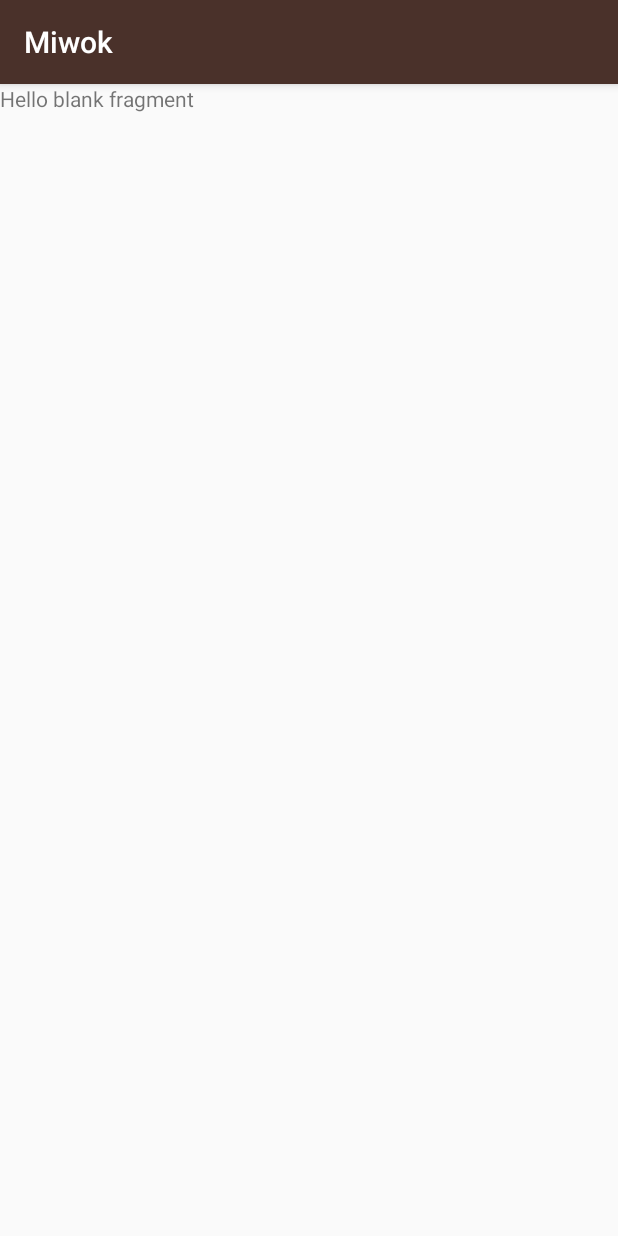
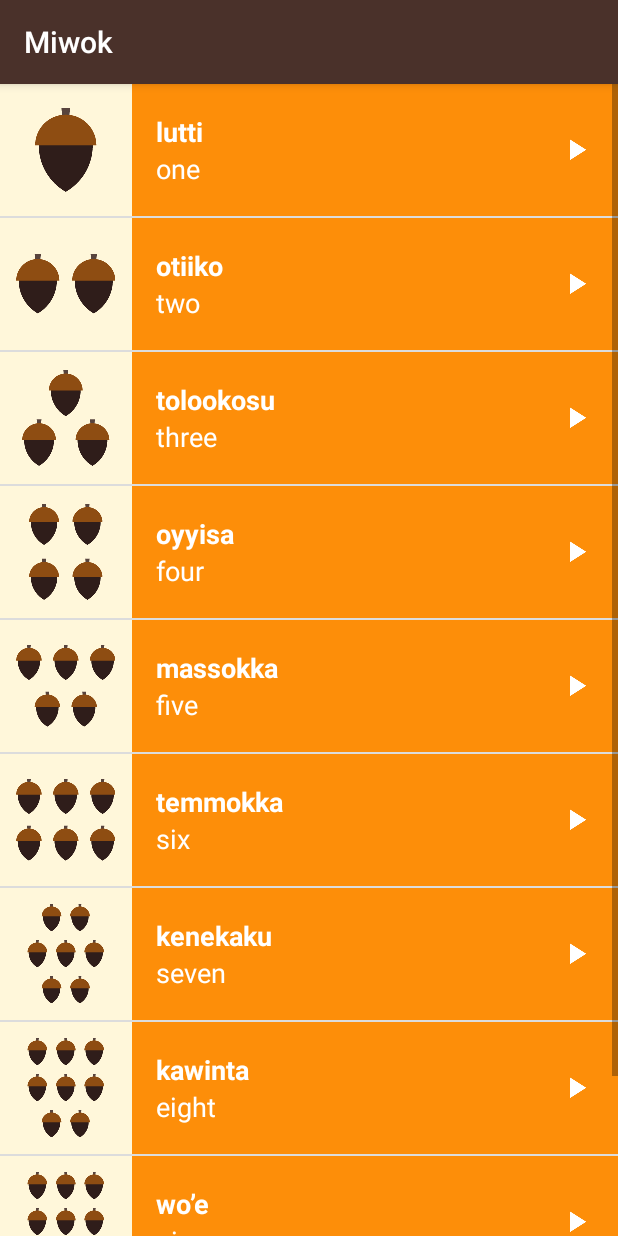
Before and after one commit to HoIX103/Miwok-ABND, an Android app: the fragment NumbersFragment shown on its own in the app's theme, on a phone screen of 412 x 824 dp. Run offline under Robolectric (Android 15) with nearby library versions, the light colour scheme and no system bars.

Commit message:
Override the Fragment’s onCreateView() method

```diff
--- a/app/src/main/java/com/example/android/miwok/NumbersFragment.java
+++ b/app/src/main/java/com/example/android/miwok/NumbersFragment.java
@@ -1,6 +1,7 @@
 package com.example.android.miwok;
 
 
+import android.content.Context;
 import android.media.AudioManager;
 import android.media.MediaPlayer;
 import android.os.Bundle;
@@ -8,7 +9,11 @@ import android.support.v4.app.Fragment;
 import android.view.LayoutInflater;
 import android.view.View;
 import android.view.ViewGroup;
+import android.widget.AdapterView;
+import android.widget.ListView;
 import android.widget.TextView;
+
+import java.util.ArrayList;
 
 /**
  * A simple {@link Fragment} subclass.
@@ -71,9 +76,77 @@ public class NumbersFragment extends Fragment {
     @Override
     public View onCreateView(LayoutInflater inflater, ViewGroup container,
                              Bundle savedInstanceState) {
-        TextView textView = new TextView(getActivity());
-        textView.setText(R.string.hello_blank_fragment);
-        return textView;
+        View rootView = inflater.inflate(R.layout.word_list, container, false);
+
+        /** TODO: Insert all the code from the NumberActivity’s onCreate() method after the setContentView method call */
+
+        // Create and setup the {@link AudioManager} to request audio focus
+        mAudioManager = (AudioManager) getActivity().getSystemService(Context.AUDIO_SERVICE);
+
+        // Create a list of words
+        final ArrayList<Word> words = new ArrayList<Word>();
+        words.add(new Word("one", "lutti", R.drawable.number_one, R.raw.number_one));
+        words.add(new Word("two", "otiiko", R.drawable.number_two, R.raw.number_two));
+        words.add(new Word("three", "tolookosu", R.drawable.number_three, R.raw.number_three));
+        words.add(new Word("four", "oyyisa", R.drawable.number_four, R.raw.number_four));
+        words.add(new Word("five", "massokka", R.drawable.number_five, R.raw.number_five));
+        words.add(new Word("six", "temmokka", R.drawable.number_six, R.raw.number_six));
+        words.add(new Word("seven", "kenekaku", R.drawable.number_seven, R.raw.number_seven));
+        words.add(new Word("eight", "kawinta", R.drawable.number_eight, R.raw.number_eight));
+        words.add(new Word("nine", "wo’e", R.drawable.number_nine, R.raw.number_nine));
+        words.add(new Word("ten", "na’aacha", R.drawable.number_ten, R.raw.number_ten));
+
+        // Create an {@link WordAdapter}, whose data source is a list of {@link Word}s. The
+        // adapter knows how to create list items for each item in the list.
+        WordAdapter adapter = new WordAdapter(getActivity(), words, R.color.category_numbers);
+
+        // Find the {@link ListView} object in the view hierarchy of the {@link Activity}.
+        // There should be a {@link ListView} with the view ID called list, which is declared in the
+        // word_list layout file.
+        ListView listView = (ListView) rootView.findViewById(R.id.list);
+
+        // Make the {@link ListView} use the {@link WordAdapter} we created above, so that the
+        // {@link ListView} will display list items for each {@link Word} in the list.
+        listView.setAdapter(adapter);
+
+        // Set a click listener to play the audio when the list item is clicked on
+        listView.setOnItemClickListener(new AdapterView.OnItemClickListener() {
+            @Override
+            public void onItemClick(AdapterView<?> adapterView, View view, int position, long l) {
+                // Release the media player if it currently exists because we are about to
+                // play a different sound file
+                releaseMediaPlayer();
+
+                // Get the {@link Word} object at the given position the user clicked on
+                Word word = words.get(position);
+
+                // Request audio focus so in order to play the audio file. The app needs to play a
+                // short audio file, so we will request audio focus with a short amount of time
+                // with AUDIOFOCUS_GAIN_TRANSIENT.
+                int result = mAudioManager.requestAudioFocus(mOnAudioFocusChangeListener,
+                        // Use the music stream.
+                        AudioManager.STREAM_MUSIC,
+                        // Request permanent focus.
+                        AudioManager.AUDIOFOCUS_GAIN_TRANSIENT);
+
+                if (result == AudioManager.AUDIOFOCUS_REQUEST_GRANTED) {
+                    // We have audio focus now.
+
+                    // Create and setup the {@link MediaPlayer} for the audio resource associated
+                    // with the current word
+                    mMediaPlayer = MediaPlayer.create(getActivity(), word.getAudioResourceId());
+
+                    // Start the audio file
+                    mMediaPlayer.start();
+
+                    // Setup a listener on the media player, so that we can stop and release the
+                    // media player once the sound has finished playing.
+                    mMediaPlayer.setOnCompletionListener(mCompletionListener);
+                }
+            }
+        });
+
+        return rootView;
     }
 
     @Override
```
